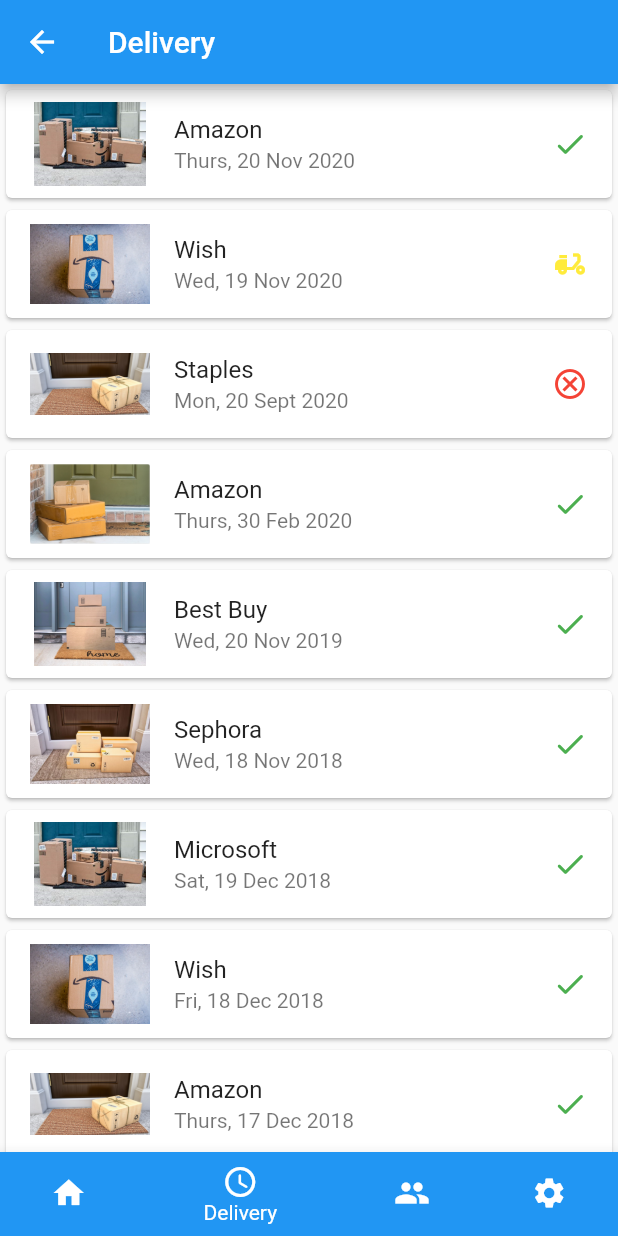
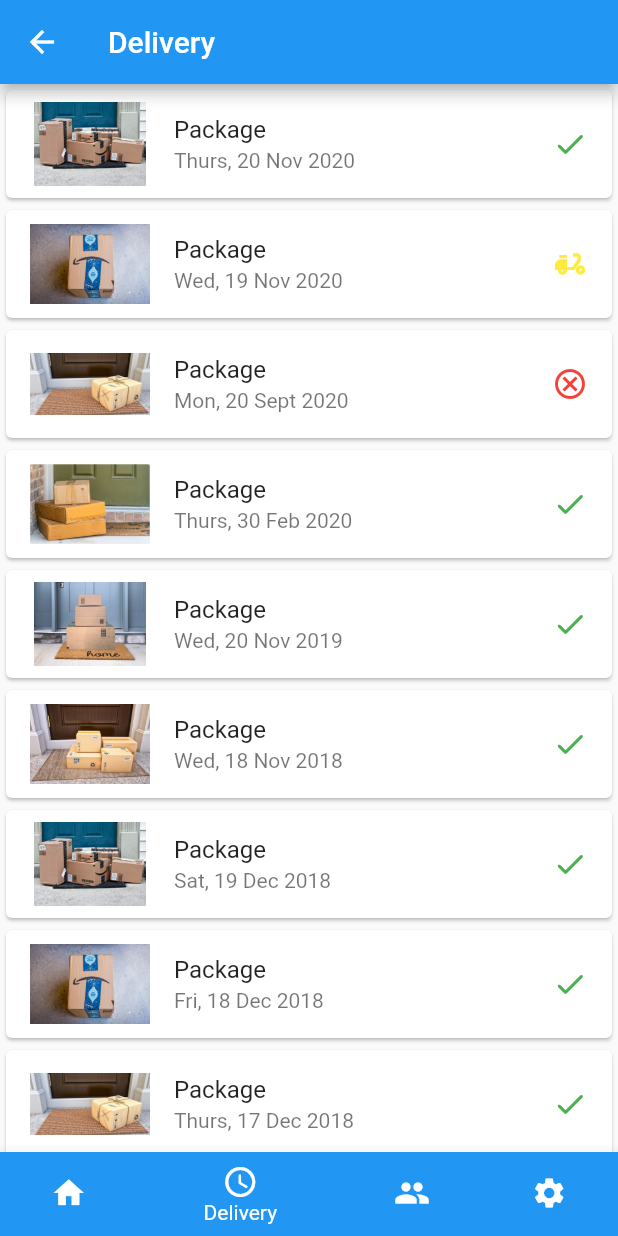
Before and after one commit to Porch-Guard-Capstone-Group/Porch_Guard, a Flutter app: the Base screen opened directly, item 2 of the bottom bar chosen, on a phone screen of 412 x 824 dp. Run offline on Flutter 3.47's test engine with Material 2 defaults, Android fonts, the phone set to English and light mode, and no system bars; our stand-ins replace cloud_firestore, firebase_auth, firebase_core; accounts and stored records are empty.

Commit message:
Code for controller end of delivery retrival from firebase

```diff
--- a/lib/main.dart
+++ b/lib/main.dart
@@ -1,6 +1,7 @@
 import 'package:firebase_auth/firebase_auth.dart';
 import 'package:flutter/material.dart';
 import 'package:porchguard/controller/authenticate.dart';
+import 'package:porchguard/controller/delivery_retrieve.dart';
 import 'package:porchguard/view/Sign_In/signin.dart';
 import 'package:porchguard/view/base/base.dart';
 import 'package:provider/provider.dart';
--- a/lib/view/delivery/delivery.dart
+++ b/lib/view/delivery/delivery.dart
@@ -1,4 +1,5 @@
 import 'package:flutter/material.dart';
+import 'package:porchguard/controller/delivery_retrieve.dart';
 class Delivery extends StatefulWidget{
   @override
   _DeliveryState createState() => _DeliveryState();
@@ -9,9 +10,8 @@
   Widget build(BuildContext context){
     final packages = ['assets/packages/package1.png', 'assets/packages/package2.png', 'assets/packages/package3.png', 'assets/packages/package4.png',
       'assets/packages/package5.png', 'assets/packages/package6.png', 'assets/packages/package1.png', 'assets/packages/package2.png', 'assets/packages/package3.png'];
-    final provider = ['Amazon', 'Wish', 'Staples', 'Amazon',
-      'Best Buy', 'Sephora', 'Microsoft', 'Wish', 'Amazon'];
-    final delivery_date = ['Thurs, 20 Nov 2020', 'Wed, 19 Nov 2020', 'Mon, 20 Sept 2020', 'Thurs, 30 Feb 2020',
+    final provider = ['Package'];
+    final deliveryDate = ['Thurs, 20 Nov 2020', 'Wed, 19 Nov 2020', 'Mon, 20 Sept 2020', 'Thurs, 30 Feb 2020',
       'Wed, 20 Nov 2019', 'Wed, 18 Nov 2018', 'Sat, 19 Dec 2018', 'Fri, 18 Dec 2018', 'Thurs, 17 Dec 2018'];
     final icons = [Icons.check_rounded, Icons.delivery_dining,
       Icons.cancel_outlined, Icons.check_rounded, Icons.check_rounded,
@@ -30,8 +30,8 @@
           //   backgroundImage: AssetImage('assets/sun.jpg'),
           // ),
           leading: Image.asset(packages[index],width: 80,height: 80,),
-          title: Text(provider[index]),
-          subtitle: Text(delivery_date[index]),
+          title: Text(provider[0]),
+          subtitle: Text(deliveryDate[index]),
           trailing: Icon(icons[index], color: colors[index],),
         ) ,
       );
--- a/pubspec.yaml
+++ b/pubspec.yaml
@@ -31,6 +31,7 @@
   #firebase
   firebase_core: "^0.7.0"
   firebase_auth: "^0.20.1"
+  cloud_firestore: "^0.16.0"
 
 dev_dependencies:
   flutter_test:
```
Also changed, not shown: lib/controller/delivery_retrieve.dart (added, +19 -0 lines), pubspec.lock.
